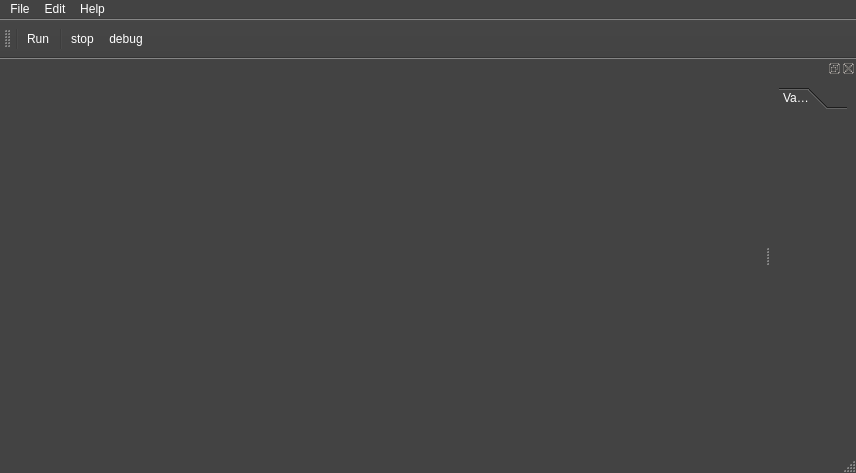
This is ui/mainForm.ui in arashk7/arash_node as Qt 5 draws it before an edit. The edited form follows.
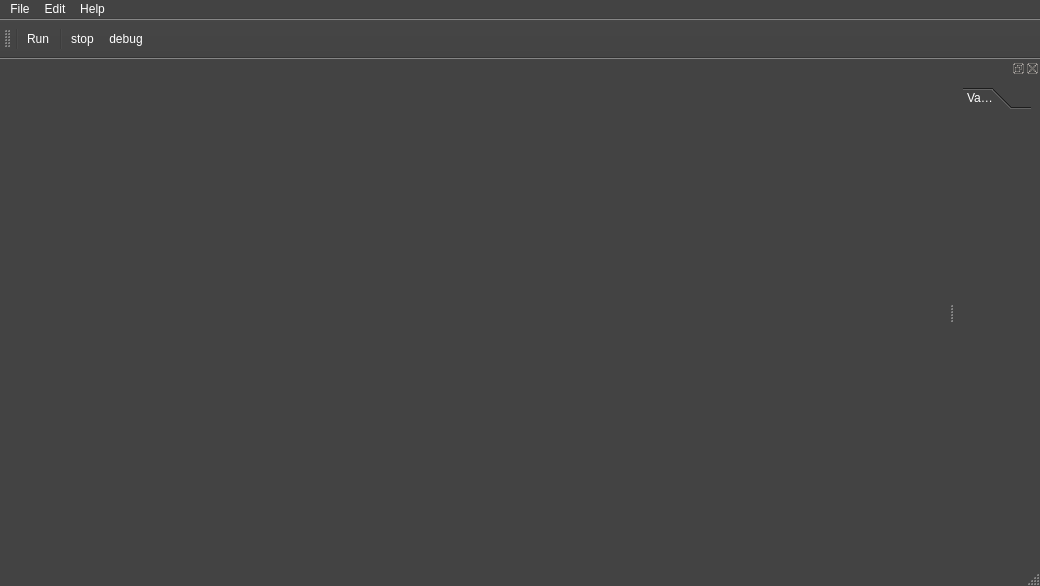
This is the edited form. Icons and pictures are not drawn.

```diff
--- a/ui/mainForm.ui
+++ b/ui/mainForm.ui
@@ -6,8 +6,8 @@
    <rect>
     <x>0</x>
     <y>0</y>
-    <width>856</width>
-    <height>473</height>
+    <width>1040</width>
+    <height>586</height>
    </rect>
   </property>
   <property name="sizePolicy">
@@ -466,8 +466,8 @@
     <rect>
      <x>0</x>
      <y>0</y>
-     <width>856</width>
-     <height>18</height>
+     <width>1040</width>
+     <height>21</height>
     </rect>
    </property>
    <widget class="QMenu" name="menuFile">
@@ -523,8 +523,8 @@
          <rect>
           <x>0</x>
           <y>0</y>
-          <width>52</width>
-          <height>356</height>
+          <width>69</width>
+          <height>443</height>
          </rect>
         </property>
         <attribute name="label">
```
